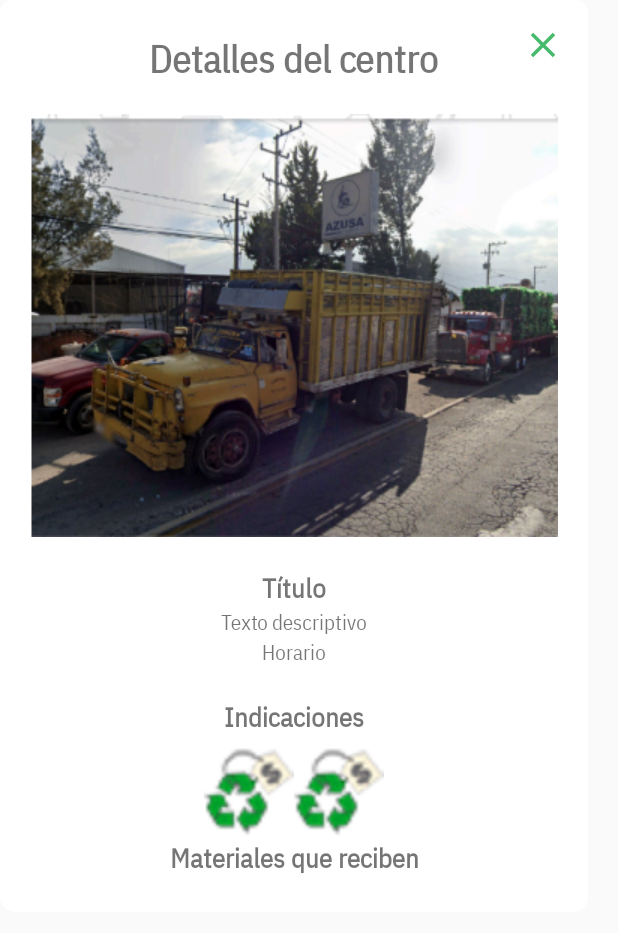
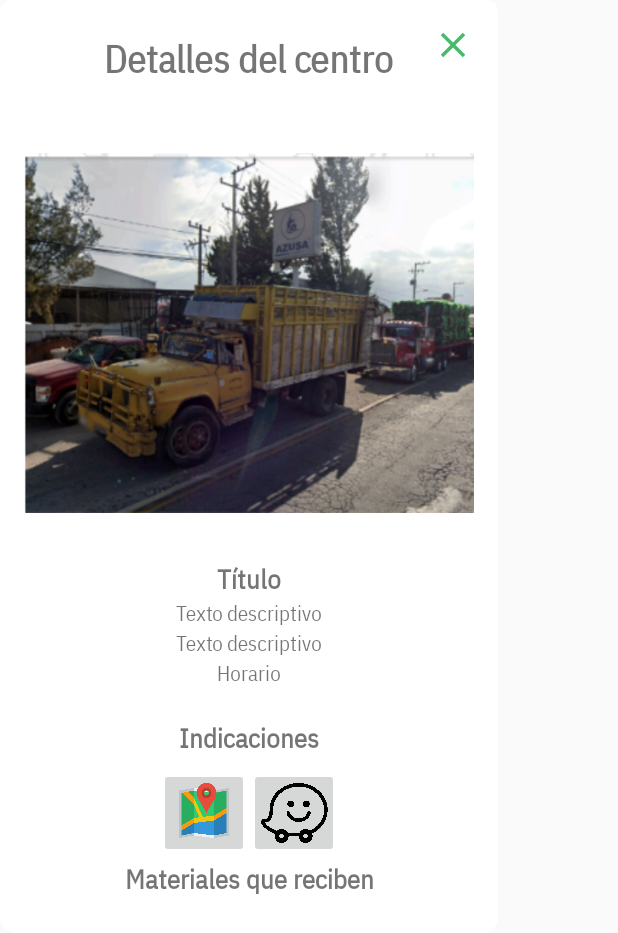
Before and after one commit to RaulDiazR/ReciclaApp_Android, an Android app: the layout center_info.xml on its own in the app's theme, with its tools: preview values and no code run, on a phone screen of 412 x 824 dp. Shown: the top 933 px of the screen. Run offline under Robolectric (Android 15) with nearby library versions, the phone set to English and light mode, and no system bars.

Commit message:
Update Map Implementation with Materials Recycler View

```diff
--- a/app/src/main/res/layout/center_info.xml
+++ b/app/src/main/res/layout/center_info.xml
@@ -41,23 +41,31 @@
         android:textStyle="bold" />
 
     <!-- Imagen -->
-    <ImageView
-        android:id="@+id/imageViewCenter"
+    <androidx.cardview.widget.CardView
+        android:id="@+id/CardImage"
         android:layout_width="wrap_content"
         android:layout_height="wrap_content"
-        android:src="@drawable/centro_ejemplo"
-        android:contentDescription="Imagen"
-        android:padding="20sp"
+        android:layout_margin="16dp"
+        app:cardCornerRadius="10dp"
+        app:cardElevation="0dp"
         app:layout_constraintTop_toBottomOf="@id/TittleCenterDetails"
         app:layout_constraintStart_toStartOf="parent"
-        app:layout_constraintEnd_toEndOf="parent" />
+        app:layout_constraintEnd_toEndOf="parent" > <!-- Si no deseas sombra, puedes establecer la elevación a 0 -->
+
+        <ImageView
+            android:id="@+id/imageViewCenter"
+            android:layout_width="300dp"
+            android:layout_height="300dp"
+            android:src="@drawable/centro_ejemplo"
+            android:contentDescription="Imagen" />
+    </androidx.cardview.widget.CardView>
 
     <!-- Título -->
     <TextView
         android:id="@+id/titleTextView"
         android:layout_width="wrap_content"
         android:layout_height="wrap_content"
-        app:layout_constraintTop_toBottomOf="@id/imageViewCenter"
+        app:layout_constraintTop_toBottomOf="@id/CardImage"
         app:layout_constraintStart_toStartOf="parent"
         app:layout_constraintEnd_toEndOf="parent"
         android:text="Título"
@@ -75,14 +83,28 @@
         android:text="Texto descriptivo" />
 
     <!-- Horario -->
+
+    <TextView
+        android:id="@+id/diasTextView"
+        android:layout_width="wrap_content"
+        android:layout_height="wrap_content"
+        android:layout_marginTop="20dp"
+        android:text="Texto descriptivo"
+        app:layout_constraintEnd_toEndOf="parent"
+        app:layout_constraintHorizontal_bias="0.501"
+        app:layout_constraintStart_toStartOf="parent"
+        app:layout_constraintTop_toBottomOf="@id/titleTextView" />
+
     <TextView
         android:id="@+id/horarioTextView"
         android:layout_width="wrap_content"
         android:layout_height="wrap_content"
-        app:layout_constraintTop_toBottomOf="@id/descriptionTextView"
+        android:layout_marginTop="20dp"
+        android:text="Horario"
+        app:layout_constraintEnd_toEndOf="parent"
+        app:layout_constraintHorizontal_bias="0.501"
         app:layout_constraintStart_toStartOf="parent"
-        app:layout_constraintEnd_toEndOf="parent"
-        android:text="Horario" />
+        app:layout_constraintTop_toBottomOf="@id/descriptionTextView" />
 
     <TextView
         android:id="@+id/title_component"
@@ -109,18 +131,20 @@
         android:gravity="center">
 
 
-        <ImageView
+        <ImageButton
             android:id="@+id/imagenIndicacion1"
             android:layout_width="60dp"
             android:layout_height="60dp"
-            android:src="@drawable/compra_venta"
+            android:src="@drawable/maps"
+            android:scaleType="centerCrop"
             android:contentDescription="Indicación 1" />
 
-        <ImageView
+        <ImageButton
             android:id="@+id/imagenIndicacion2"
             android:layout_width="60dp"
             android:layout_height="60dp"
-            android:src="@drawable/compra_venta"
+            android:src="@drawable/waze"
+            android:scaleType="centerCrop"
             android:contentDescription="Indicación 2" />
 
     </LinearLayout>
```
Also changed, not shown: app/src/main/java/com/example/reciclaapp/Center.java (+42 -1 lines), app/src/main/java/com/example/reciclaapp/MaterialModel.java (+9 -0 lines), app/src/main/java/com/example/reciclaapp/MaterialRVAdapter.java (added, +59 -0 lines), app/src/main/java/com/example/reciclaapp/StreetMapActivity.java (+14 -4 lines), app/src/main/res/layout/custom_info_window_maker.xml (+25 -16 lines), app/src/main/res/layout/material_item.xml (added, +38 -0 lines), app/src/main/res/drawable/maps.png (added), app/src/main/res/drawable/waze.png (added).
